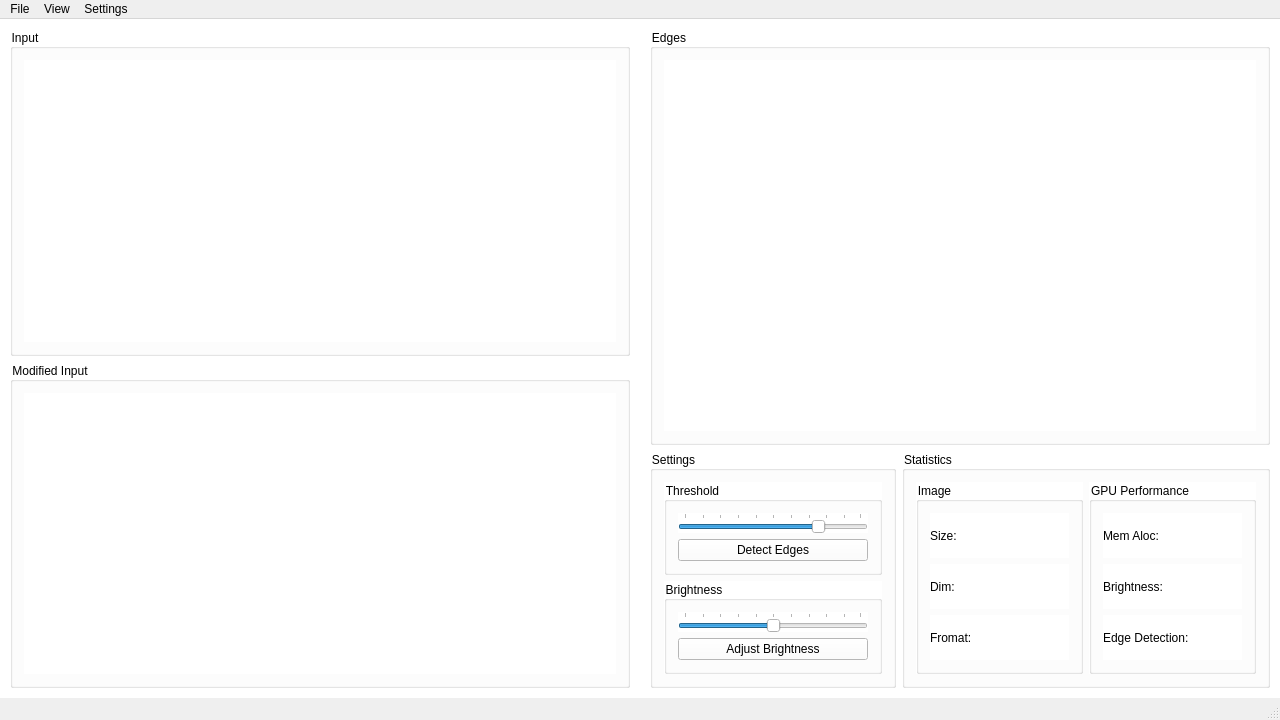
Before: the Qt Designer form Edge Detector/panel.ui in alihatamitajik/edge-detector-cuda, drawn with Qt 5.
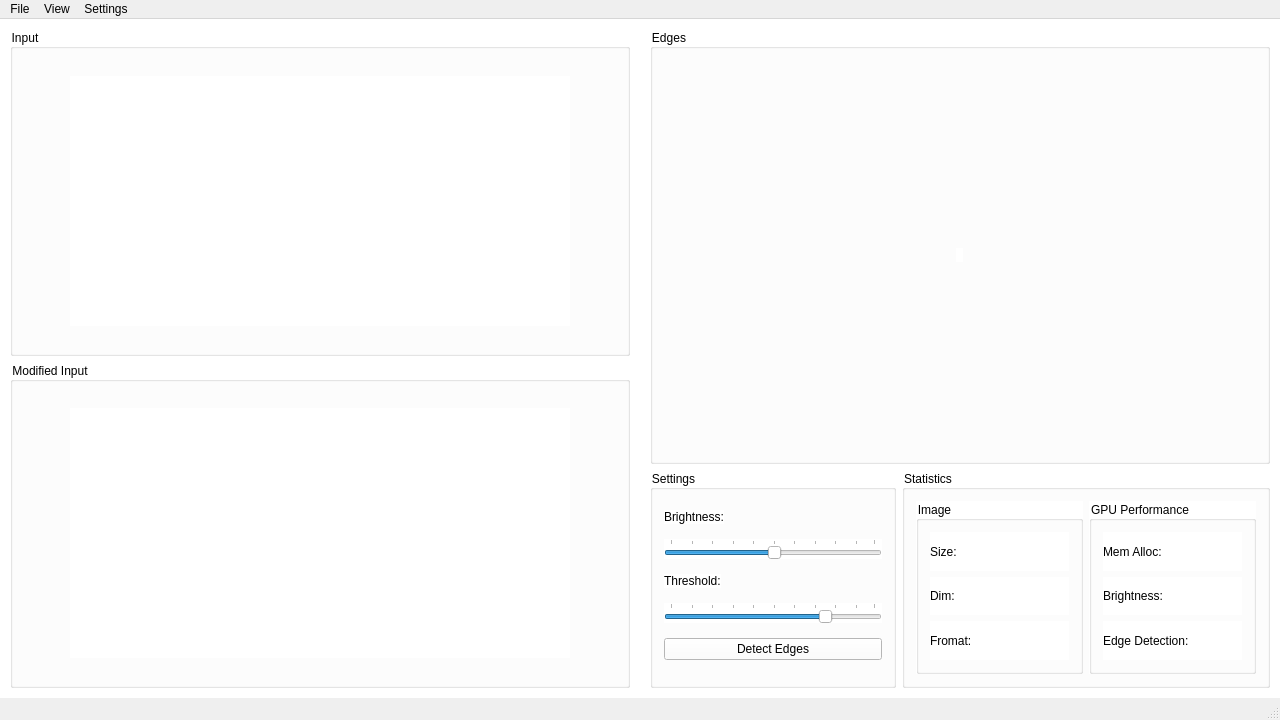
After: the same form once the commit is applied. Icons and pictures are not drawn.

```diff
--- a/Edge Detector/panel.ui
+++ b/Edge Detector/panel.ui
@@ -57,9 +57,24 @@
           <layout class="QHBoxLayout" name="horizontalLayout_6">
            <item>
             <widget class="QLabel" name="input">
+             <property name="sizePolicy">
+              <sizepolicy hsizetype="Fixed" vsizetype="Fixed">
+               <horstretch>0</horstretch>
+               <verstretch>0</verstretch>
+              </sizepolicy>
+             </property>
+             <property name="minimumSize">
+              <size>
+               <width>500</width>
+               <height>250</height>
+              </size>
+             </property>
              <property name="text">
               <string/>
              </property>
+             <property name="alignment">
+              <set>Qt::AlignCenter</set>
+             </property>
             </widget>
            </item>
           </layout>
@@ -73,9 +88,24 @@
           <layout class="QHBoxLayout" name="horizontalLayout_7">
            <item>
             <widget class="QLabel" name="modifie">
+             <property name="sizePolicy">
+              <sizepolicy hsizetype="Fixed" vsizetype="Fixed">
+               <horstretch>0</horstretch>
+               <verstretch>0</verstretch>
+              </sizepolicy>
+             </property>
+             <property name="minimumSize">
+              <size>
+               <width>500</width>
+               <height>250</height>
+              </size>
+             </property>
              <property name="text">
               <string/>
              </property>
+             <property name="alignment">
+              <set>Qt::AlignCenter</set>
+             </property>
             </widget>
            </item>
           </layout>
@@ -93,9 +123,18 @@
           <layout class="QHBoxLayout" name="horizontalLayout_8">
            <item>
             <widget class="QLabel" name="edges">
+             <property name="sizePolicy">
+              <sizepolicy hsizetype="Fixed" vsizetype="Fixed">
+               <horstretch>0</horstretch>
+               <verstretch>0</verstretch>
+              </sizepolicy>
+             </property>
              <property name="text">
               <string/>
              </property>
+             <property name="alignment">
+              <set>Qt::AlignCenter</set>
+             </property>
             </widget>
            </item>
           </layout>
@@ -110,55 +149,20 @@
             </property>
             <layout class="QVBoxLayout" name="verticalLayout_3">
              <item>
-              <widget class="QGroupBox" name="groupBox_7">
-               <property name="title">
-                <string>Threshold</string>
-               </property>
-               <layout class="QVBoxLayout" name="verticalLayout_5">
-                <item>
-                 <widget class="QSlider" name="horizontalSlider_2">
+              <widget class="QLabel" name="label">
                   <property name="sizePolicy">
-                   <sizepolicy hsizetype="Minimum" vsizetype="Fixed">
+                <sizepolicy hsizetype="Fixed" vsizetype="Fixed">
                     <horstretch>0</horstretch>
                     <verstretch>0</verstretch>
                    </sizepolicy>
                   </property>
-                  <property name="value">
-                   <number>75</number>
-                  </property>
-                  <property name="orientation">
-                   <enum>Qt::Horizontal</enum>
-                  </property>
-                  <property name="tickPosition">
-                   <enum>QSlider::TicksAbove</enum>
-                  </property>
-                  <property name="tickInterval">
-                   <number>10</number>
-                  </property>
-                 </widget>
-                </item>
-                <item>
-                 <layout class="QHBoxLayout" name="horizontalLayout_5" stretch="0">
-                  <item>
-                   <widget class="QPushButton" name="pushButton_2">
                     <property name="text">
-                     <string>Detect Edges</string>
+                <string>Brightness:</string>
                     </property>
                    </widget>
                   </item>
-                 </layout>
-                </item>
-               </layout>
-              </widget>
-             </item>
              <item>
-              <widget class="QGroupBox" name="groupBox_6">
-               <property name="title">
-                <string>Brightness</string>
-               </property>
-               <layout class="QVBoxLayout" name="verticalLayout_4">
-                <item>
-                 <widget class="QSlider" name="horizontalSlider">
+              <widget class="QSlider" name="brightnessSlider">
                   <property name="sizePolicy">
                    <sizepolicy hsizetype="Minimum" vsizetype="Fixed">
                     <horstretch>0</horstretch>
@@ -183,17 +187,45 @@
                  </widget>
                 </item>
                 <item>
-                 <layout class="QHBoxLayout" name="horizontalLayout_4" stretch="0">
-                  <item>
-                   <widget class="QPushButton" name="pushButton">
+              <widget class="QLabel" name="label_2">
+               <property name="sizePolicy">
+                <sizepolicy hsizetype="Fixed" vsizetype="Fixed">
+                 <horstretch>0</horstretch>
+                 <verstretch>0</verstretch>
+                </sizepolicy>
+               </property>
                     <property name="text">
-                     <string>Adjust Brightness</string>
+                <string>Threshold:</string>
                     </property>
                    </widget>
                   </item>
-                 </layout>
-                </item>
-               </layout>
+             <item>
+              <widget class="QSlider" name="thresholdSlider">
+               <property name="sizePolicy">
+                <sizepolicy hsizetype="Minimum" vsizetype="Fixed">
+                 <horstretch>0</horstretch>
+                 <verstretch>0</verstretch>
+                </sizepolicy>
+               </property>
+               <property name="value">
+                <number>75</number>
+               </property>
+               <property name="orientation">
+                <enum>Qt::Horizontal</enum>
+               </property>
+               <property name="tickPosition">
+                <enum>QSlider::TicksAbove</enum>
+               </property>
+               <property name="tickInterval">
+                <number>10</number>
+               </property>
+              </widget>
+             </item>
+             <item>
+              <widget class="QPushButton" name="pushButtonEdges">
+               <property name="text">
+                <string>Detect Edges</string>
+               </property>
               </widget>
              </item>
             </layout>
@@ -212,14 +244,14 @@
                </property>
                <layout class="QVBoxLayout" name="verticalLayout_6">
                 <item>
-                 <widget class="QLabel" name="label">
+                 <widget class="QLabel" name="imageSize">
                   <property name="text">
                    <string>Size:</string>
                   </property>
                  </widget>
                 </item>
                 <item>
-                 <widget class="QLabel" name="label_2">
+                 <widget class="QLabel" name="imageDim">
                   <property name="text">
                    <string>Dim:</string>
                   </property>
@@ -244,7 +276,7 @@
                 <item>
                  <widget class="QLabel" name="label_5">
                   <property name="text">
-                   <string>Mem Aloc: </string>
+                   <string>Mem Alloc: </string>
                   </property>
                  </widget>
                 </item>
```
Left out of the diff: 61 changed lines with no effect on the pictures. Lines whose indentation alone changed are shown as unchanged.
